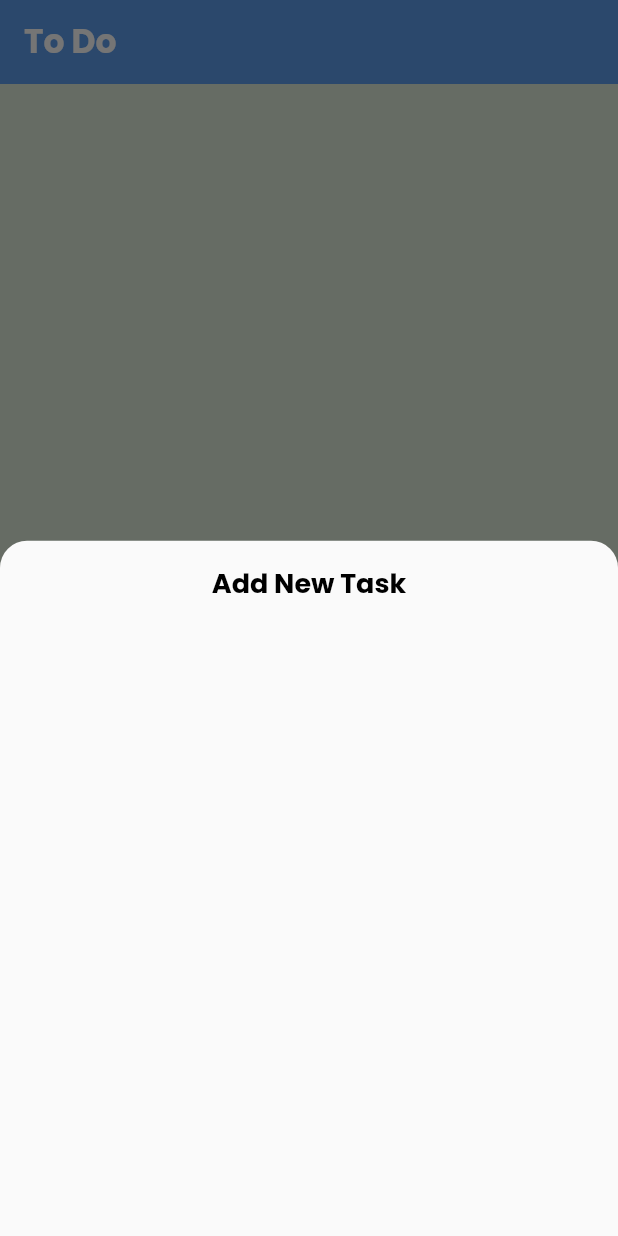
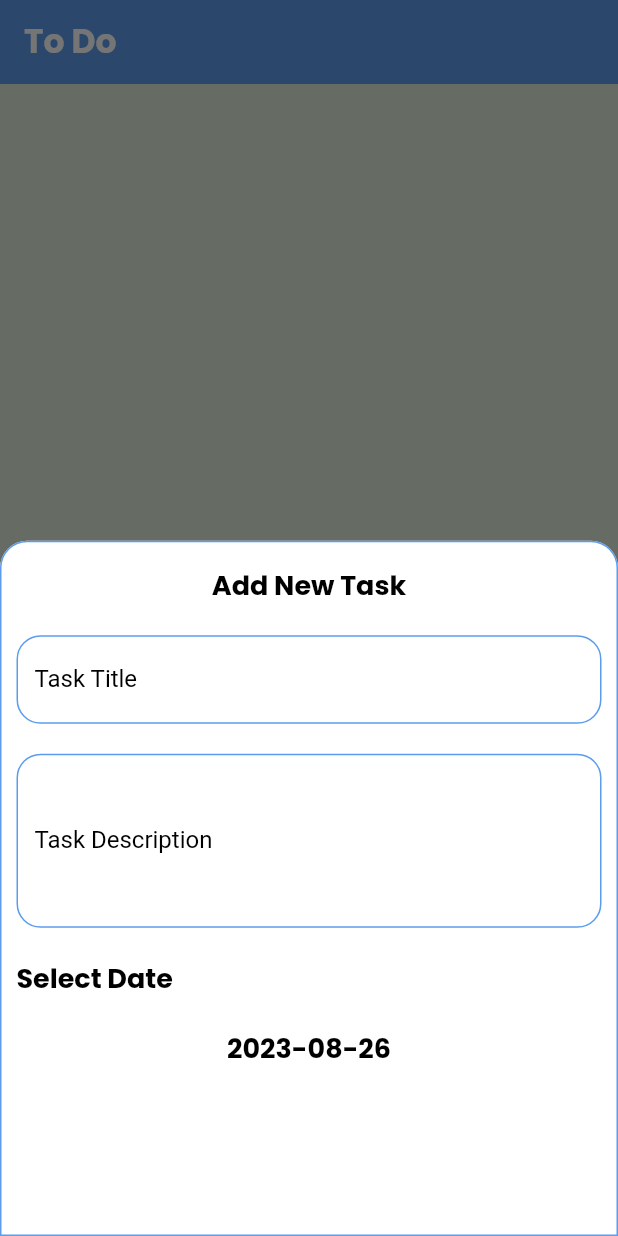
Before and after one commit to boghdady1/ToDo_App, a Flutter app: the screen it shows after launch, after a tap on the "add" icon, on a phone screen of 412 x 824 dp. Run offline on Flutter 3.47's test engine with Material 2 defaults, Android fonts, the phone set to English and light mode, and no system bars; our stand-ins replace google_fonts; generated files the repository leaves out were written again.

Commit message:
edit in tasks modal bottom sheet

```diff
--- a/lib/Layout/home_layout.dart
+++ b/lib/Layout/home_layout.dart
@@ -25,9 +25,8 @@ class _HomeLayoutState extends State<HomeLayout> {
       extendBody: true,
       bottomNavigationBar: BottomAppBar(
         shape: CircularNotchedRectangle(),
-        shadowColor: prov.themeMode == ThemeMode.light
-            ? Colors.white
-            : Colors.blue,
+        shadowColor:
+            prov.themeMode == ThemeMode.light ? Colors.white : Colors.blue,
         color: prov.themeMode == ThemeMode.light
             ? Colors.white
             : Color(0xff141922),
@@ -72,6 +71,7 @@ class _HomeLayoutState extends State<HomeLayout> {
 
   void showTasksModalbuttonSheet() {
     showModalBottomSheet(
+
         shape: RoundedRectangleBorder(
             borderRadius: BorderRadius.only(
                 topRight: Radius.circular(18), topLeft: Radius.circular(18))),
--- a/lib/l10n/app_ar.arb
+++ b/lib/l10n/app_ar.arb
@@ -5,6 +5,9 @@
   "darkMode": "داكن",
   "settings": "الاعدادات",
   "addNewTask": "اضافة مهام جديده",
-  "arabic": "العربيه"
+  "arabic": "العربيه",
+  "taskTitle": "عنوان المهام",
+  "taskDescription": "وصف المهام",
+  "selectDate": "حدد التاريخ"
 
 }
--- a/lib/l10n/app_en.arb
+++ b/lib/l10n/app_en.arb
@@ -5,5 +5,8 @@
   "darkMode": "DarkMode",
   "settings": "Settings",
   "addNewTask": "Add New Task",
-  "arabic": "English"
+  "arabic": "English",
+  "taskTitle": "Task Title",
+  "taskDescription": "Task Description",
+  "selectDate": "Select Date"
 }
--- a/lib/main.dart
+++ b/lib/main.dart
@@ -1,9 +1,9 @@
 import 'package:flutter/material.dart';
+import 'package:flutter_gen/gen_l10n/app_localizations.dart';
 import 'package:provider/provider.dart';
 import 'package:todo_app/Layout/home_layout.dart';
 import 'package:todo_app/provider/provider.dart';
 import 'package:todo_app/style/theme/My_theme.dart';
-import 'package:flutter_gen/gen_l10n/app_localizations.dart';
 
 void main() {
   runApp(ChangeNotifierProvider(
@@ -18,7 +18,7 @@ class MyApp extends StatelessWidget {
   // This widget is the root of your application.
   @override
   Widget build(BuildContext context) {
-    var prov=Provider.of<MyProvider>(context);
+    var prov = Provider.of<MyProvider>(context);
     return MaterialApp(
       debugShowCheckedModeBanner: false,
       initialRoute: HomeLayout.routeName,
--- a/lib/screens/Tasks/tasks_button_Sheet.dart
+++ b/lib/screens/Tasks/tasks_button_Sheet.dart
@@ -1,23 +1,134 @@
 import 'package:flutter/material.dart';
-import 'package:google_fonts/google_fonts.dart';
+import 'package:flutter_gen/gen_l10n/app_localizations.dart';
+import 'package:provider/provider.dart';
+import 'package:todo_app/provider/provider.dart';
+import 'package:todo_app/style/theme/My_theme.dart';
 
-class TasksButtonSheet extends StatelessWidget {
+class TasksButtonSheet extends StatefulWidget {
   const TasksButtonSheet({super.key});
 
   @override
+  State<TasksButtonSheet> createState() => _TasksButtonSheetState();
+}
+
+class _TasksButtonSheetState extends State<TasksButtonSheet> {
+  @override
   Widget build(BuildContext context) {
-    return Column(
+    var prov = Provider.of<MyProvider>(context);
+    return Container(
+        decoration: BoxDecoration(
+          border: Border.all(color: primaryColor),
+            borderRadius: BorderRadius.only(
+                topRight: Radius.circular(18), topLeft: Radius.circular(18)),
+        color: prov.themeMode == ThemeMode.light
+            ? Colors.white
+            : Color(0xff060E1E))
+    ,
+    child: Padding(
+    padding: const EdgeInsets.symmetric(horizontal: 10),
+    child: Column(
     children: [
     Padding(
-          padding: const EdgeInsets.only(top: 15),
-          child: Text("Add New Task",
+    padding: const EdgeInsets.only(top: 15, bottom: 20),
+    child: Text(AppLocalizations.of(context)!.addNewTask,
     style: TextStyle(
-                color: Colors.black,
+    color: prov.themeMode == ThemeMode.light
+    ? Colors.black
+        : Colors.white,
     fontSize: 18,
     fontWeight: FontWeight.bold,
     )),
+    ),
+    TextField(
+    style: TextStyle(
+    color: prov.themeMode == ThemeMode.light
+    ? Colors.black
+        : Colors.white),
+    decoration: InputDecoration(
+    enabledBorder: OutlineInputBorder(
+    borderRadius: BorderRadius.circular(16),
+    borderSide: BorderSide(
+    color: prov.themeMode == ThemeMode.light
+    ? Color(0xff5D9CEC)
+        : Color(0xff5D9CEC))),
+    label: Text(
+    AppLocalizations.of(context)!.taskTitle,
+    style: TextStyle(
+    color: prov.themeMode == ThemeMode.light
+    ? Colors.black
+        : Colors.white),
+    ),
+    focusedBorder: OutlineInputBorder(
+    borderRadius: BorderRadius.circular(16),
+    borderSide: BorderSide(color: primaryColor))),
+    ),
+    SizedBox(
+    height: 20,
+    ),
+    TextField(
+    maxLines: 4,
+    style: TextStyle(
+    color: prov.themeMode == ThemeMode.light
+    ? Colors.black
+        : Colors.white),
+    decoration: InputDecoration(
+    label: Text(
+    AppLocalizations.of(context)!.taskDescription,
+    style: TextStyle(
+    color: prov.themeMode == ThemeMode.light
+    ? Colors.black
+        : Colors.white),
+    ),
+    enabledBorder: OutlineInputBorder(
+    borderRadius: BorderRadius.circular(16),
+    borderSide: BorderSide(
+    color: prov.themeMode == ThemeMode.light
+    ? Color(0xff5D9CEC)
+        : Color(0xff5D9CEC))),
+    focusedBorder: OutlineInputBorder(
+    borderRadius: BorderRadius.circular(16),
+    borderSide: BorderSide(color: primaryColor))),
+    ),
+    SizedBox(
+    height: 20,
+    ),
+    Container(
+    alignment: prov.language=="en"?Alignment.topLeft: Alignment.topRight,
+    child: Text( AppLocalizations.of(context)!.selectDate, style: TextStyle(
+    color: prov.themeMode == ThemeMode.light
+    ? Colors.black
+        : Colors.white),),
+    ),
+    SizedBox(
+    height: 20,
+    ),
+    InkWell(
+    onTap: () {
+    ShowDatePicker();
+    },
+    child: Container(
+    alignment: Alignment.center,
+    child: Text("${DateTime.now().toString().substring(0,10)}"
+    ,
+    style: TextStyle(
+    color: prov.themeMode == ThemeMode.light
+    ? Colors.black
+        : Colors.white),
+    ),
+    ),
     )
+
     ],
+    ),
+    ),
     );
   }
+
+  void ShowDatePicker() {
+    showDatePicker(
+        context: context,
+        initialDate: DateTime.now(),
+        firstDate: DateTime.now(),
+        lastDate: DateTime.now().add(Duration(days: 365)));
   }
+}
--- a/lib/screens/Tasks/tasks_tab.dart
+++ b/lib/screens/Tasks/tasks_tab.dart
@@ -6,7 +6,9 @@ class TasksTab extends StatelessWidget {
   @override
   Widget build(BuildContext context) {
     return Scaffold(  appBar: AppBar(
-        title: Text('To Do', style: Theme.of(context).textTheme.bodyLarge),
+        title: Container(
+            alignment: Alignment.topLeft,
+            child: Text('To Do', style: Theme.of(context).textTheme.bodyLarge)),
     ),)
     ;
   }
```
Also changed, not shown: lib/provider/provider.dart (+5 -5 lines). Lines whose indentation alone changed are shown as unchanged.
